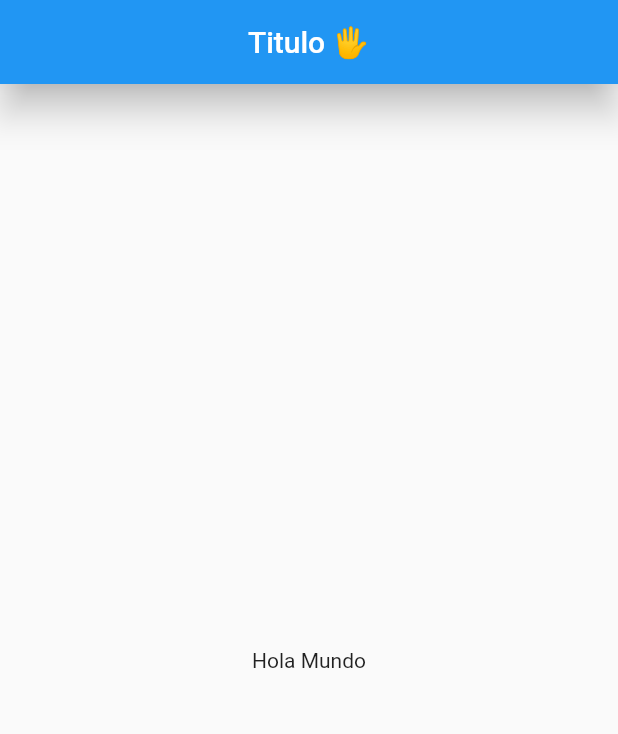
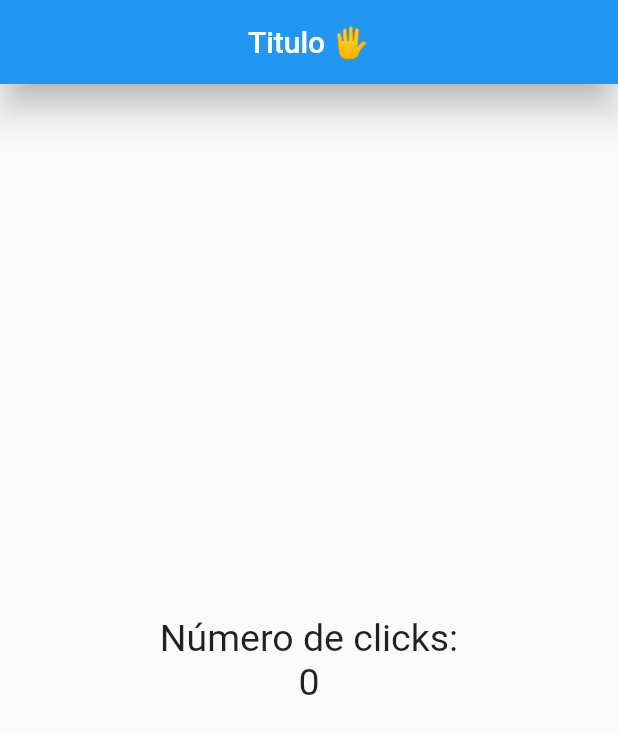
Before and after one commit to JHORJE18/Flutter_Contador, a Flutter app: the screen it shows after launch, on a phone screen of 412 x 824 dp. Shown: the top 734 px of the screen. Run offline on Flutter 3.47's test engine with Material 2 defaults, Android fonts, the phone set to English and light mode, and no system bars.

Commit message:
Columna & estilos

```diff
--- a/lib/src/pages/home_page.dart
+++ b/lib/src/pages/home_page.dart
@@ -1,6 +1,9 @@
 import 'package:flutter/material.dart';
 
 class HomePage extends StatelessWidget {
+  // Estilos
+  final TextStyle estiloTexto = new TextStyle(fontSize: 25.0);
+
   @override
   Widget build(BuildContext context) {
     return Scaffold(
@@ -10,7 +13,13 @@ class HomePage extends StatelessWidget {
           elevation: 10.0,
         ),
         body: Center(
-          child: Text('Hola Mundo'),
+          child: Column(
+            children: [
+              Text('Número de clicks:', style: estiloTexto),
+              Text('0', style: estiloTexto)
+            ],
+            mainAxisAlignment: MainAxisAlignment.center,
+          ),
         ));
   }
 }
```
